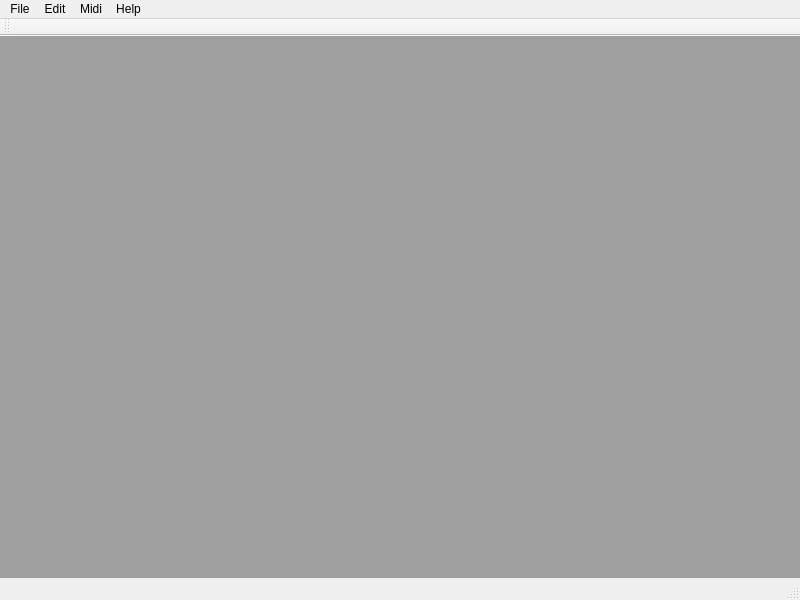
First picture: the form in MainWindow.ui, repository LeStahL/silver-umbrella, before the edit.
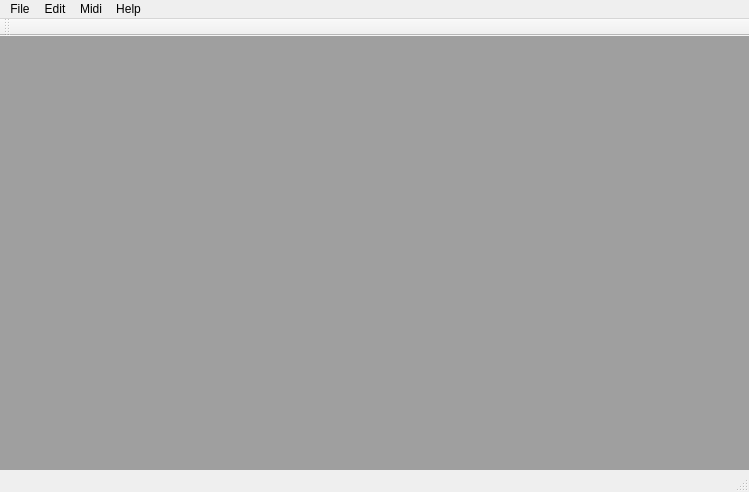
Second picture: the form after the edit.

Diff of the .ui file:
```diff
--- a/MainWindow.ui
+++ b/MainWindow.ui
@@ -6,8 +6,8 @@
    <rect>
     <x>0</x>
     <y>0</y>
-    <width>800</width>
-    <height>600</height>
+    <width>749</width>
+    <height>492</height>
    </rect>
   </property>
   <property name="windowTitle">
@@ -37,7 +37,7 @@
     <rect>
      <x>0</x>
      <y>0</y>
-     <width>800</width>
+     <width>749</width>
      <height>21</height>
     </rect>
    </property>
```
Left out of the diff: 25 changed lines with no effect on the pictures.
